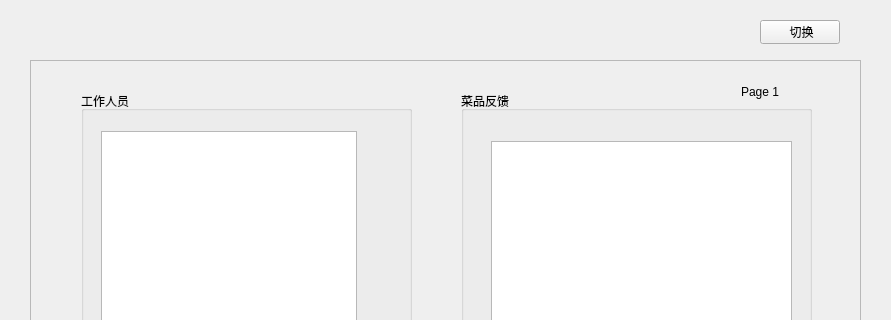
First picture: the form in Restaurant/managerdialog.ui, repository PG98/2017SepQt, before the edit; both pictures show x 0 to 891 and y 0 to 320 of the 891 by 627 pixel window.
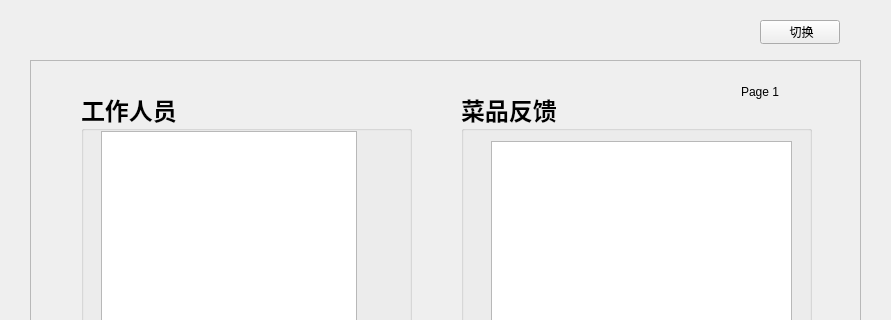
Second picture: the form after the edit. The open tabs and pages were chosen to show the change.

Diff of the .ui file:
```diff
--- a/Restaurant/managerdialog.ui
+++ b/Restaurant/managerdialog.ui
@@ -38,6 +38,14 @@
        <height>481</height>
       </rect>
      </property>
+     <property name="font">
+      <font>
+       <family>Weibei SC</family>
+       <pointsize>18</pointsize>
+       <weight>75</weight>
+       <bold>true</bold>
+      </font>
+     </property>
      <property name="title">
       <string>工作人员</string>
      </property>
@@ -84,6 +92,14 @@
        <height>481</height>
       </rect>
      </property>
+     <property name="font">
+      <font>
+       <family>Weibei SC</family>
+       <pointsize>18</pointsize>
+       <weight>75</weight>
+       <bold>true</bold>
+      </font>
+     </property>
      <property name="title">
       <string>菜品反馈</string>
      </property>
```
Left out of the diff: 18 changed lines with no effect on the pictures.
